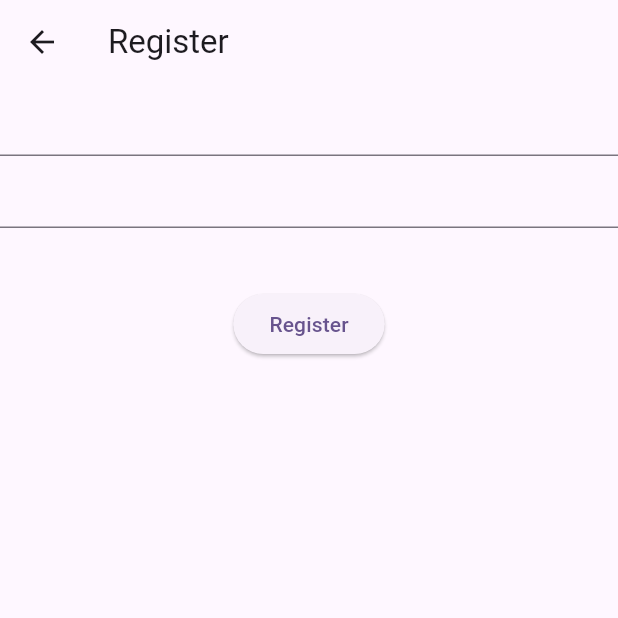
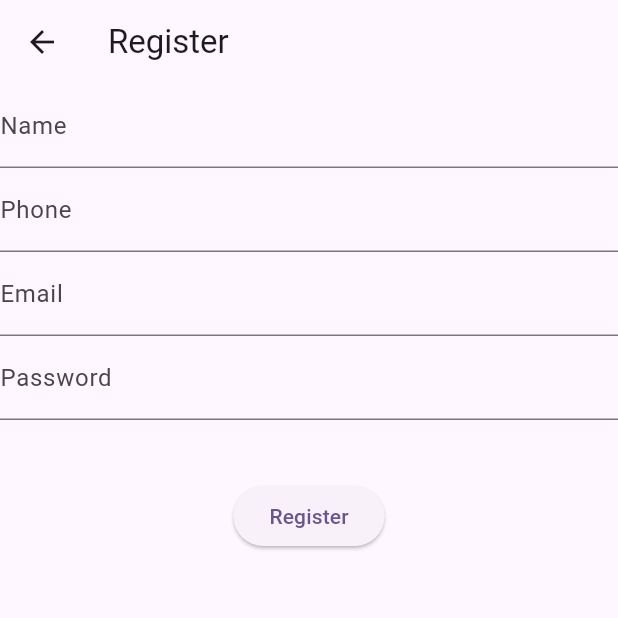
Before and after one commit to MuhammadAliKust/Flutter-B6-Backend, a Flutter app: the RegisterView screen opened directly, on a phone screen of 412 x 824 dp, the top half of it. Run offline on Flutter 3.47's test engine with Material 3 defaults, Android fonts, the phone set to English and light mode, and no system bars; our stand-ins replace cloud_firestore, firebase_auth, firebase_core, firebase_storage, image_picker, loading_overlay; accounts and stored records are empty.

```diff
--- /dev/null
+++ b/lib/models/user.dart
@@ -0,0 +1,43 @@
+// To parse this JSON data, do
+//
+//     final userModel = userModelFromJson(jsonString);
+
+import 'dart:convert';
+
+import 'package:cloud_firestore/cloud_firestore.dart';
+
+UserModel userModelFromJson(String str) => UserModel.fromJson(json.decode(str));
+
+String userModelToJson(UserModel data) => json.encode(data.toJson());
+
+class UserModel {
+  final String? docId;
+  final String? email;
+  final String? phone;
+  final String? name;
+  final int? createdAt;
+
+  UserModel({
+    this.docId,
+    this.email,
+    this.phone,
+    this.name,
+    this.createdAt,
+  });
+
+  factory UserModel.fromJson(Map<String, dynamic> json) => UserModel(
+        docId: json["docID"],
+        email: json["email"],
+        phone: json["phone"],
+        name: json["name"],
+        createdAt: json["createdAt"],
+      );
+
+  Map<String, dynamic> toJson() => {
+        "docID": docId,
+        "email": email,
+        "phone": phone,
+        "name": name,
+        "createdAt": Timestamp.now().millisecondsSinceEpoch,
+      };
+}
--- a/lib/views/login.dart
+++ b/lib/views/login.dart
@@ -7,7 +7,7 @@ import 'package:flutter_b6_backend/views/register.dart';
 class LoginView extends StatelessWidget {
   LoginView({super.key});
 
-  TextEditingController emailController = TextEditingController();
+   TextEditingController emailController = TextEditingController();
   TextEditingController pwdController = TextEditingController();
 
   @override
@@ -18,6 +18,7 @@ class LoginView extends StatelessWidget {
       ),
       body: Column(
         children: [
+
           TextField(
             controller: emailController,
           ),
@@ -36,7 +37,7 @@ class LoginView extends StatelessWidget {
                           password: pwdController.text)
                       .then((val) {
                     if (val != null) {
-                      if (val.emailVerified == true) {
+                      if (true) {
                         Navigator.push(
                             context,
                             MaterialPageRoute(
--- a/lib/views/register.dart
+++ b/lib/views/register.dart
@@ -1,9 +1,14 @@
 import 'package:flutter/material.dart';
+import 'package:flutter_b6_backend/models/user.dart';
 import 'package:flutter_b6_backend/services/auth.dart';
+import 'package:flutter_b6_backend/services/user.dart';
 import 'package:flutter_b6_backend/views/login.dart';
 
 class RegisterView extends StatelessWidget {
   RegisterView({super.key});
+
+  TextEditingController nameController = TextEditingController();
+  TextEditingController phoneController = TextEditingController();
 
   TextEditingController emailController = TextEditingController();
   TextEditingController pwdController = TextEditingController();
@@ -17,10 +22,20 @@ class RegisterView extends StatelessWidget {
       body: Column(
         children: [
           TextField(
+            controller: nameController,
+            decoration: InputDecoration(label: Text("Name")),
+          ),
+          TextField(
+            controller: phoneController,
+            decoration: InputDecoration(label: Text("Phone")),
+          ),
+          TextField(
             controller: emailController,
+            decoration: InputDecoration(label: Text("Email")),
           ),
           TextField(
             controller: pwdController,
+            decoration: InputDecoration(label: Text("Password")),
           ),
           SizedBox(
             height: 40,
@@ -32,15 +47,22 @@ class RegisterView extends StatelessWidget {
                       .registerUser(
                           email: emailController.text,
                           password: pwdController.text)
+                      .then((val) async {
+                    if (val != null) {
+                      await UserServices()
+                          .createUser(UserModel(
+                              docId: val.uid.toString(),
+                              name: nameController.text,
+                              phone: phoneController.text,
+                              email: emailController.text))
                           .then((val) {
-                    if (val != null) {
                         showDialog(
                             context: context,
                             builder: (context) {
                               return AlertDialog(
                                 title: Text("Message"),
-                              content:
-                                  Text("User has been registered successfully"),
+                                content: Text(
+                                    "User has been registered successfully"),
                                 actions: [
                                   TextButton(
                                       onPressed: () {
@@ -53,6 +75,7 @@ class RegisterView extends StatelessWidget {
                                       child: Text("Go to Login"))
                                 ],
                               );
+                            });
                       });
                     }
                   });
```
Also changed, not shown: lib/services/user.dart (added, +21 -0 lines), lib/views/get_all_task.dart (+9 -0 lines), lib/views/profile_view.dart (added, +51 -0 lines). Lines whose indentation alone changed are shown as unchanged.
